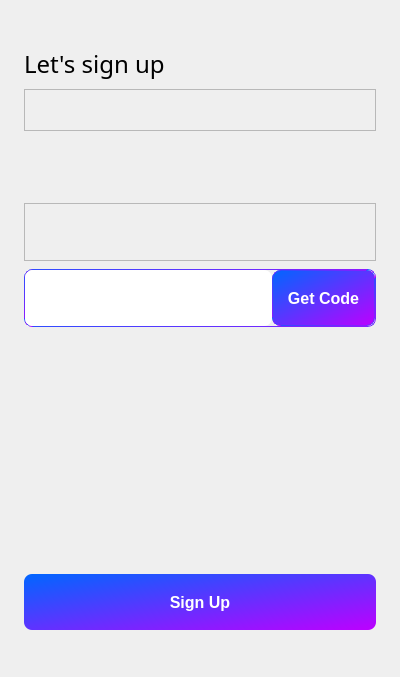
Old version of the form ui/signUp.ui in the repository yechaoGitHub/AI.
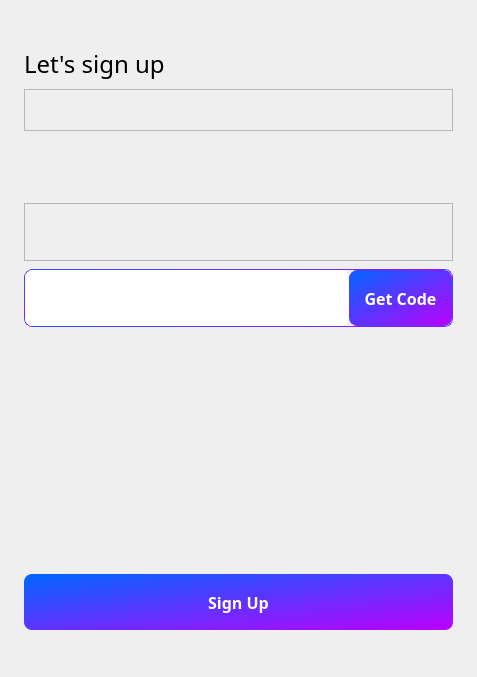
New version of the form. Icons and pictures are not drawn. Custom widgets are drawn as their Qt base class.

```diff
--- a/ui/signUp.ui
+++ b/ui/signUp.ui
@@ -6,7 +6,7 @@
    <rect>
     <x>0</x>
     <y>0</y>
-    <width>400</width>
+    <width>477</width>
     <height>677</height>
    </rect>
   </property>
@@ -16,6 +16,11 @@
     <verstretch>0</verstretch>
    </sizepolicy>
   </property>
+  <property name="font">
+   <font>
+    <family>微软雅黑</family>
+   </font>
+  </property>
   <property name="windowTitle">
    <string>Form</string>
   </property>
@@ -320,6 +325,11 @@
           <verstretch>0</verstretch>
          </sizepolicy>
         </property>
+        <property name="font">
+         <font>
+          <family>微软雅黑</family>
+         </font>
+        </property>
         <property name="styleSheet">
          <string notr="true">border:none;</string>
         </property>
@@ -345,6 +355,13 @@
           <height>56</height>
          </size>
         </property>
+        <property name="font">
+         <font>
+          <family>微软雅黑</family>
+          <pointsize>-1</pointsize>
+          <bold>true</bold>
+         </font>
+        </property>
         <property name="cursor">
          <cursorShape>PointingHandCursor</cursorShape>
         </property>
@@ -462,6 +479,13 @@
        <height>56</height>
       </size>
      </property>
+     <property name="font">
+      <font>
+       <family>微软雅黑</family>
+       <pointsize>-1</pointsize>
+       <bold>true</bold>
+      </font>
+     </property>
      <property name="cursor">
       <cursorShape>PointingHandCursor</cursorShape>
      </property>
```
